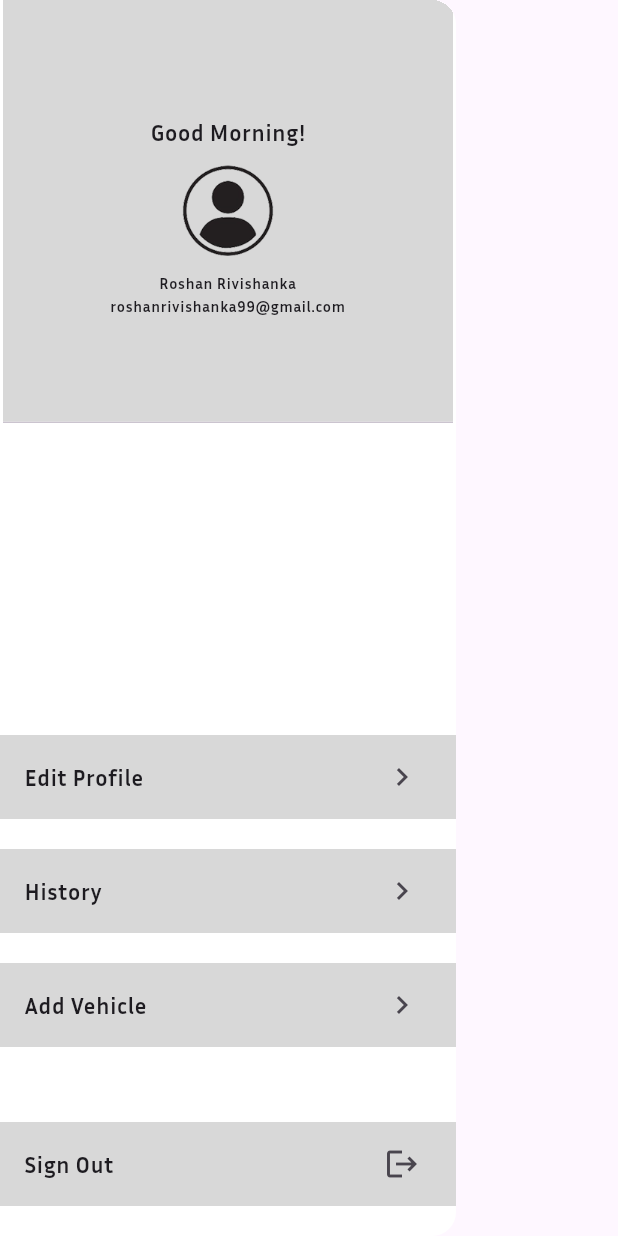
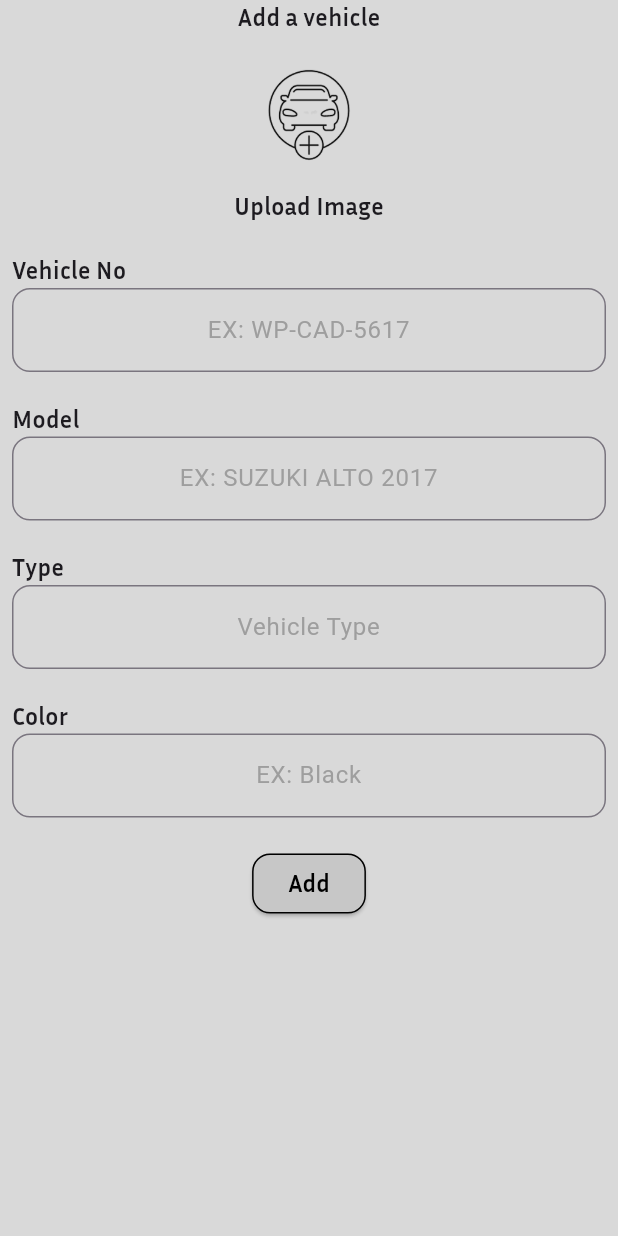
Before and after one commit to sathsarakavindu/Tech_Me, a Flutter app: the AppDrawer widget shown alone on an empty page, opened directly, after a tap on "Add Vehicle", on a phone screen of 412 x 824 dp. Run offline on Flutter 3.47's test engine with Material 3 defaults, Android fonts, the phone set to English and light mode, and no system bars; our stand-ins replace device_preview, geolocator, google_maps_flutter.

Commit message:
Add vehicle

```diff
--- /dev/null
+++ b/lib/view/pages/add_vehicle_page/add_vehicle.dart
@@ -0,0 +1,114 @@
+import 'package:flutter/foundation.dart';
+import 'package:flutter/material.dart';
+import 'package:tec_me/view/config/app.dart';
+import 'package:tec_me/view/widgets/text_form_field.dart';
+
+class AddVehicle extends StatefulWidget {
+  const AddVehicle({super.key});
+
+  @override
+  State<AddVehicle> createState() => _AddVehicleState();
+}
+
+class _AddVehicleState extends State<AddVehicle> {
+  @override
+  Widget build(BuildContext context) {
+    double w = MediaQuery.of(context).size.width;
+    double h = MediaQuery.of(context).size.height;
+    return Scaffold(
+      backgroundColor: Color(0xFFD9D9D9),
+      body: SafeArea(
+        child: Container(
+          child: SingleChildScrollView(
+            child: Column(
+              crossAxisAlignment: CrossAxisAlignment.start,
+              children: [
+                Center(
+                  child: Text(
+                    "Add a vehicle",
+                    style: TextStyle(
+                      fontSize: 16,
+                      fontFamily: AppConfig.font_bold_family,
+                      fontWeight: FontWeight.bold,
+                    ),
+                  ),
+                ),
+                Center(
+                  child: InkWell(
+                    onTap: () {},
+                    child: Image.asset(
+                      "assets/images/add_vehicle/img_add_vehicle.png",
+                      color: Colors.black,
+                      width: w * 0.25,
+                      height: w * 0.25,
+                    ),
+                  ),
+                ),
+                Center(
+                  child: Text(
+                    "Upload Image",
+                    style: TextStyle(
+                      fontSize: 16,
+                      fontFamily: AppConfig.font_bold_family,
+                      fontWeight: FontWeight.bold,
+                    ),
+                  ),
+                ),
+                SizedBox(
+                  height: 20,
+                ),
+                TextFormAdd(
+                  field_name: "Vehicle No",
+                  hint_text: "EX: WP-CAD-5617",
+                ),
+                SizedBox(
+                  height: 20,
+                ),
+                TextFormAdd(
+                  field_name: "Model",
+                  hint_text: "EX: SUZUKI ALTO 2017",
+                ),
+                SizedBox(
+                  height: 20,
+                ),
+                TextFormAdd(
+                  field_name: "Type",
+                  hint_text: "Vehicle Type",
+                ),
+                SizedBox(
+                  height: 20,
+                ),
+                TextFormAdd(
+                  field_name: "Color",
+                  hint_text: "EX: Black",
+                ),
+                SizedBox(
+                  height: 20,
+                ),
+                Center(
+                  child: ElevatedButton(
+                    style: ElevatedButton.styleFrom(
+                        shape: RoundedRectangleBorder(
+                          side: BorderSide(color: Colors.black),
+                          borderRadius: BorderRadius.all(Radius.circular(12.0)),
+                        ),
+                        backgroundColor: Color(0xFFC7C7C7)),
+                    onPressed: () {},
+                    child: Text(
+                      "Add",
+                      style: TextStyle(
+                          fontSize: 16,
+                          fontFamily: AppConfig.font_bold_family,
+                          fontWeight: FontWeight.bold,
+                          color: Colors.black),
+                    ),
+                  ),
+                ),
+              ],
+            ),
+          ),
+        ),
+      ),
+    );
+  }
+}
--- a/lib/view/widgets/drawer.dart
+++ b/lib/view/widgets/drawer.dart
@@ -1,6 +1,7 @@
 import 'package:flutter/foundation.dart';
 import 'package:flutter/material.dart';
 import 'package:tec_me/view/config/app.dart';
+import 'package:tec_me/view/pages/add_vehicle_page/add_vehicle.dart';
 
 class AppDrawer extends StatelessWidget {
   const AppDrawer({super.key});
@@ -113,7 +114,21 @@ class AppDrawer extends StatelessWidget {
                 ListTile(
                   trailing: Icon(Icons.keyboard_arrow_right_outlined),
                   tileColor: Color(0xFFD8D8D8),
-                  onTap: () {},
+                  onTap: () {
+                    Navigator.push(
+                      context,
+                      PageRouteBuilder(
+                        pageBuilder: (context, animation, secondaryAnimation) =>
+                            AddVehicle(),
+                        transitionsBuilder:
+                            (context, animation, secondaryAnimation, child) =>
+                                FadeTransition(
+                          opacity: animation,
+                          child: child,
+                        ),
+                      ),
+                    );
+                  },
                   title: Text(
                     "Add Vehicle",
                     style: TextStyle(
--- /dev/null
+++ b/lib/view/widgets/text_form_field.dart
@@ -0,0 +1,45 @@
+import 'package:flutter/foundation.dart';
+import 'package:flutter/material.dart';
+import 'package:tec_me/view/config/app.dart';
+
+class TextFormAdd extends StatelessWidget {
+  String hint_text;
+  String field_name;
+  TextFormAdd({super.key, required this.hint_text, required this.field_name});
+
+  @override
+  Widget build(BuildContext context) {
+    return Container(
+      child: Column(
+        crossAxisAlignment: CrossAxisAlignment.start,
+        children: [
+          Container(
+            margin: EdgeInsets.only(left: 8),
+            child: Text(
+              field_name,
+              style: TextStyle(
+                fontSize: 16,
+                fontFamily: AppConfig.font_bold_family,
+                fontWeight: FontWeight.bold,
+              ),
+            ),
+          ),
+          Container(
+            margin: EdgeInsets.only(left: 8, right: 8),
+            child: TextFormField(
+              textAlign: TextAlign.center,
+              decoration: InputDecoration(
+                hintText: hint_text,
+                hintStyle: TextStyle(color: Colors.grey),
+                border: OutlineInputBorder(
+                  borderSide: BorderSide(color: Colors.black),
+                  borderRadius: BorderRadius.circular(12.0),
+                ),
+              ),
+            ),
+          ),
+        ],
+      ),
+    );
+  }
+}
--- a/pubspec.yaml
+++ b/pubspec.yaml
@@ -93,6 +93,7 @@ flutter:
     - assets/giffs/
     - assets/images/dashboard/
     - assets/images/notification/
+    - assets/images/add_vehicle/
 
   # An image asset can refer to one or more resolution-specific "variants", see
   # https://flutter.dev/to/resolution-aware-images
```
Also changed, not shown: assets/images/add_vehicle/img_add_vehicle.png (added).
